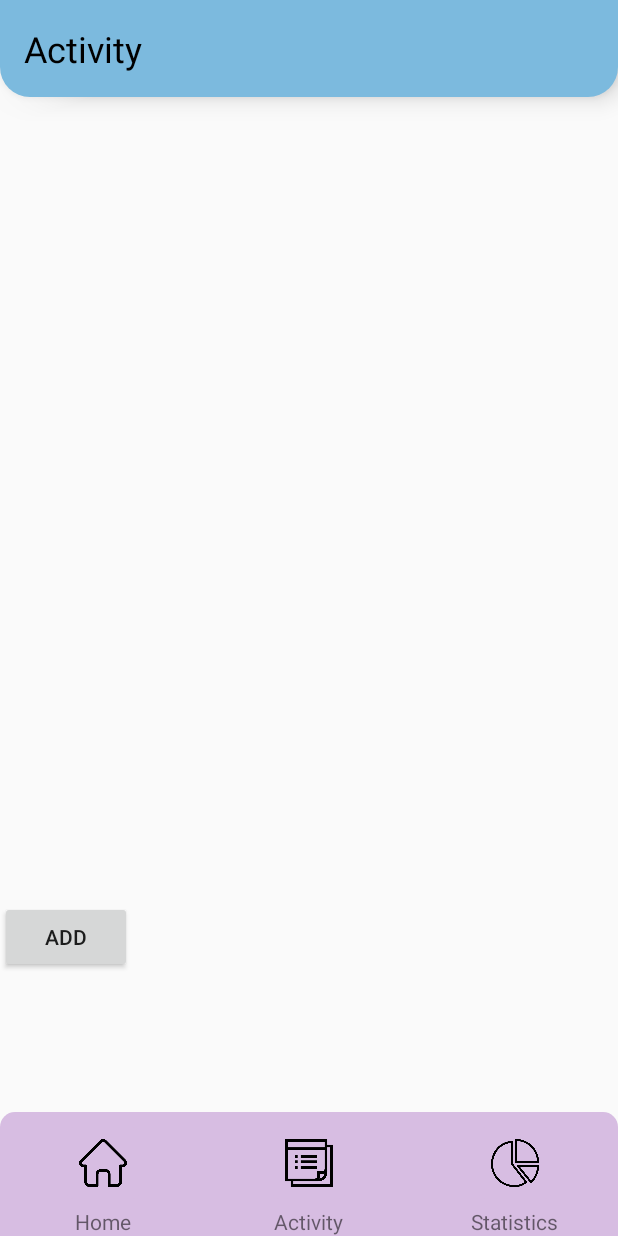
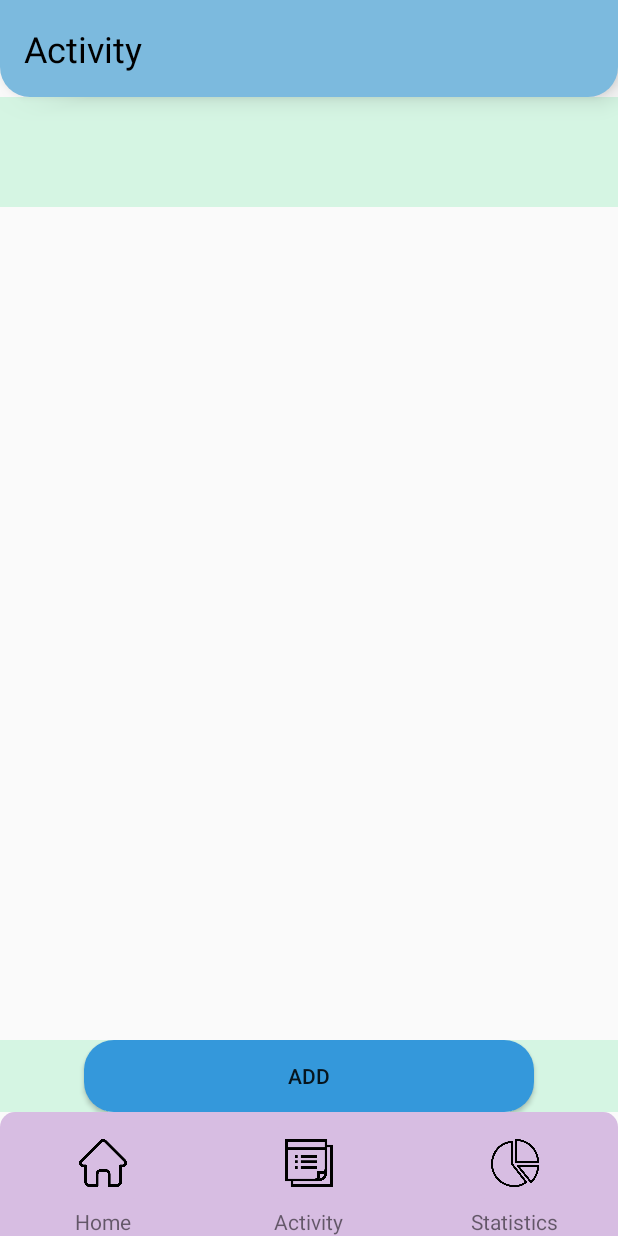
Before and after one commit to YungJKong/Finance_Budgeting_App, an Android app: the Transaction screen opened directly, with no data from a screen before it, on a phone screen of 412 x 824 dp. Run offline under Robolectric (Android 15) with nearby library versions, the phone set to English and light mode, and no system bars.

Commit message:
change some UI design

```diff
--- a/app/src/main/java/com/example/financebudgetingapp/MainActivity.java
+++ b/app/src/main/java/com/example/financebudgetingapp/MainActivity.java
@@ -35,6 +35,7 @@ public class MainActivity extends AppCompatActivity {
     private ImageButton btnHome, btnAct, btnStat;
     private RelativeLayout balanceContainer;
     private ImageView balanceIcon;
+    private SQLiteAdapter mySQLiteAdapter;
 
     @Override
     protected void onCreate(Bundle savedInstanceState) {
@@ -66,6 +67,8 @@ public class MainActivity extends AppCompatActivity {
         float savedExpenseAmount = sharedPreferences1.getFloat("expenseAmount", 0);
         incomeTV.setText(String.format(Locale.getDefault(), "%.2f", savedIncomeAmount));
         expenseTV.setText(String.format(Locale.getDefault(), "%.2f", savedExpenseAmount));
+
+
 
         balanceContainer.setOnClickListener(new View.OnClickListener() {
             @Override
@@ -295,4 +298,5 @@ public class MainActivity extends AppCompatActivity {
                 " (" + (activity.getAmount() >= 0 ? "+" : "-") + "RM" + Math.abs(activity.getAmount()) + ")";
         return formattedDescription;
     }
+
 }
--- a/app/src/main/java/com/example/financebudgetingapp/Transaction.java
+++ b/app/src/main/java/com/example/financebudgetingapp/Transaction.java
@@ -22,6 +22,9 @@ public class Transaction extends AppCompatActivity {
 
         add = findViewById(R.id.addTran);
         viewTransaction = findViewById(R.id.viewTransaction);
+        btnHome = findViewById(R.id.btnHome);
+        btnAct = findViewById(R.id.btnAct);
+        btnStat = findViewById(R.id.btnStat);
 
 
         add.setOnClickListener(new View.OnClickListener() {
@@ -41,7 +44,30 @@ public class Transaction extends AppCompatActivity {
 
         viewTransaction.setText(contentRead);
 
+        btnHome.setOnClickListener(new View.OnClickListener() {
+            @Override
+            public void onClick(View view) {
+                // Handle the Home button click here
+                startActivity(new Intent(Transaction.this, MainActivity.class));
+            }
+        });
 
+        btnAct.setOnClickListener(new View.OnClickListener() {
+            @Override
+            public void onClick(View view) {
+                // Handle the Activities button click here
+                // For example: startActivity(new Intent(MainActivity.this, ActivitiesActivity.class));
+                startActivity(new Intent(Transaction.this, com.example.financebudgetingapp.Transaction.class));
+            }
+        });
+
+        btnStat.setOnClickListener(new View.OnClickListener() {
+            @Override
+            public void onClick(View view) {
+                // Handle the Statistics button click here
+                // For example: startActivity(new Intent(MainActivity.this, StatisticsActivity.class));
+            }
+        });
 
 
 
--- a/app/src/main/res/drawable/box.xml
+++ b/app/src/main/res/drawable/box.xml
@@ -1,6 +1,6 @@
 <?xml version="1.0" encoding="utf-8"?>
 <shape xmlns:android="http://schemas.android.com/apk/res/android">
-    <solid android:color="#ECF0F1" /> <!-- Background color -->
+    <solid android:color="#EAFAF1" /> <!-- Background color -->
     <corners android:radius="20dp" /> <!-- Rounded corner radius -->
     <size
         android:width="130dp"
--- /dev/null
+++ b/app/src/main/res/drawable/box5.xml
@@ -0,0 +1,5 @@
+<?xml version="1.0" encoding="utf-8"?>
+<shape xmlns:android="http://schemas.android.com/apk/res/android">
+    <solid android:color="#3498DB" /> <!-- Background color -->
+    <corners android:radius="20dp" />
+</shape>
--- /dev/null
+++ b/app/src/main/res/drawable/box6.xml
@@ -0,0 +1,5 @@
+<?xml version="1.0" encoding="utf-8"?>
+<shape xmlns:android="http://schemas.android.com/apk/res/android">
+    <solid android:color="#D5F5E3" /> <!-- Background color -->
+    <corners android:radius="0dp" />
+</shape>
--- /dev/null
+++ b/app/src/main/res/drawable/box7.xml
@@ -0,0 +1,5 @@
+<?xml version="1.0" encoding="utf-8"?>
+<shape xmlns:android="http://schemas.android.com/apk/res/android">
+    <solid android:color="#82E0AA " /> <!-- Background color -->
+    <corners android:radius="15dp" />
+</shape>
--- a/app/src/main/res/layout/activity_transaction.xml
+++ b/app/src/main/res/layout/activity_transaction.xml
@@ -6,10 +6,6 @@
     android:layout_height="match_parent"
     tools:context=".Transaction">
 
-    <LinearLayout
-        android:layout_width="match_parent"
-        android:layout_height="match_parent"
-        android:orientation="vertical">
 
     <RelativeLayout
         android:id="@+id/activity"
@@ -24,44 +20,58 @@
             android:id="@+id/tv_addTrans"
             android:layout_width="match_parent"
             android:layout_height="wrap_content"
+            android:layout_centerVertical="true"
             android:text="Activity"
-                android:textSize="24sp"
             android:textColor="@color/black"
-                android:layout_centerVertical="true"/>
+            android:textSize="24sp" />
 
     </RelativeLayout>
 
-        <LinearLayout
-            android:layout_width="match_parent"
-            android:layout_height="match_parent"
-            android:orientation="vertical">
 
     <ScrollView
+        android:id="@+id/tranContent"
         android:layout_width="match_parent"
-                android:layout_height="match_parent">
+        android:layout_height="0dp"
+        app:layout_constraintBottom_toTopOf="@+id/buttonContainer"
+        app:layout_constraintTop_toBottomOf="@id/activity">
 
         <LinearLayout
             android:layout_width="match_parent"
             android:layout_height="wrap_content"
-                    android:orientation="vertical" >
+            android:orientation="vertical"
+            android:padding="16dp"
+            android:background="@drawable/box6">
 
             <TextView
                 android:id="@+id/viewTransaction"
                 android:layout_width="match_parent"
-                        android:layout_height="536dp"
-                        android:text="TextView" />
+                android:layout_height="wrap_content"
+                android:text="TextView"
+                android:textColor="@color/black"
+                android:textSize="15sp"
+                android:layout_margin="10dp"/>
+
+
+        </LinearLayout>
+    </ScrollView>
+
+    <LinearLayout
+        android:id="@+id/buttonContainer"
+        android:layout_width="match_parent"
+        android:layout_height="wrap_content"
+        android:gravity="center"
+        android:orientation="horizontal"
+        app:layout_constraintBottom_toTopOf="@+id/bottomNavigation"
+        app:layout_constraintTop_toBottomOf="@+id/tranContent"
+        android:background="@drawable/box6">
 
         <Button
             android:id="@+id/addTran"
-                        android:layout_width="wrap_content"
+            android:layout_width="300dp"
             android:layout_height="wrap_content"
-                        android:text="Add"
-                        app:layout_constraintTop_toBottomOf="@+id/activity"></Button>
-                </LinearLayout>
-            </ScrollView>
-
-        </LinearLayout>
-
+            android:layout_gravity="center"
+            android:background="@drawable/box5"
+            android:text="Add" />
     </LinearLayout>
 
     <include
```
Also changed, not shown: app/src/main/java/com/example/financebudgetingapp/SQLiteAdapter.java (+3 -4 lines), app/src/main/res/layout/activity_add_transaction.xml (+6 -3 lines), app/src/main/res/layout/activity_main.xml (+13 -14 lines). Lines whose indentation alone changed are shown as unchanged.
